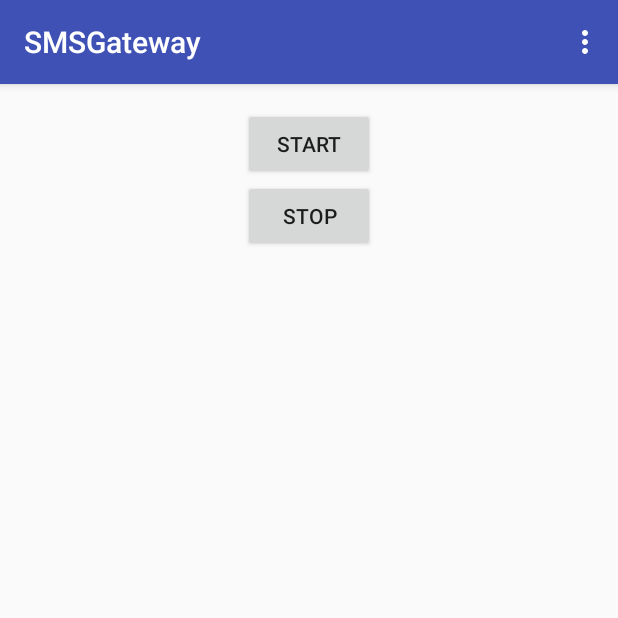
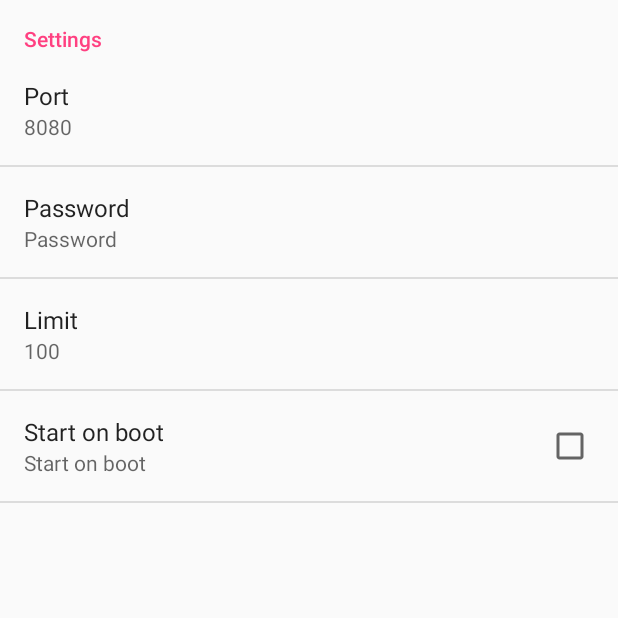
Before and after one commit to loicfgc/smsgateway, an Android app: the screen it shows after launch (MainActivity before the commit, MyPreferenceActivity after it), in the options menu, after a tap on "Settings", on a phone screen of 412 x 824 dp, the top half of it. Run offline under Robolectric (Android 15) with nearby library versions, the phone set to English and light mode, and no system bars; pictures from the network do not load.

Commit message:
Now we can change settings

```diff
--- a/app/src/main/java/com/simplesmsgw/smsgateway/MainActivity.java
+++ b/app/src/main/java/com/simplesmsgw/smsgateway/MainActivity.java
@@ -1,20 +1,26 @@
 package com.simplesmsgw.smsgateway;
 
+import android.content.Context;
 import android.content.Intent;
+import android.content.SharedPreferences;
 import android.os.Bundle;
+import android.preference.PreferenceManager;
 import android.support.design.widget.FloatingActionButton;
 import android.support.design.widget.Snackbar;
 import android.support.v7.app.AppCompatActivity;
 import android.support.v7.widget.Toolbar;
+import android.telephony.TelephonyManager;
 import android.view.View;
 import android.view.Menu;
 import android.view.MenuItem;
 import android.widget.Button;
+import android.widget.TextView;
 
 public class MainActivity extends AppCompatActivity implements View.OnClickListener {
 
+    private Intent myServiceIntent;
 
-    private Intent myServiceIntent;
+    private static final int PREF = 20;
 
     @Override
     protected void onCreate(Bundle savedInstanceState) {
@@ -23,26 +29,38 @@ public class MainActivity extends AppCompatActivity implements View.OnClickListe
         Toolbar toolbar = (Toolbar) findViewById(R.id.toolbar);
         setSupportActionBar(toolbar);
 
-
-
-
         Button btnStart = (Button) findViewById(R.id.btnStart);
         btnStart.setOnClickListener(this);
 
         Button btnStop = (Button) findViewById(R.id.btnStop);
         btnStop.setOnClickListener(this);
 
+        getPref();
     }
 
-    public void startService()
-    {
-            myServiceIntent = new Intent(this, MyService.class);
-            startService(myServiceIntent);
+    public void getPref() {
+        SharedPreferences pref = PreferenceManager.getDefaultSharedPreferences(this);
+        int port = Integer.parseInt(pref.getString("port", 8080 + ""));
+        String password = pref.getString("password", "Password");
+        int limit = Integer.parseInt(pref.getString("limit", 100 + ""));
 
+        MyHTTPD.PORT = port;
+        MyHTTPD.PASSWORD = password;
+        MyHTTPD.LIMIT = limit;
+
+        String numero = ((TelephonyManager) getSystemService(TELEPHONY_SERVICE)).getLine1Number();
+        TextView tvUrl = (TextView) findViewById(R.id.tvURL);
+        tvUrl.setText("http://127.0.0.1:"+port+"/?numero="+numero+"&password="+password+"&message=HelloWorld");
     }
 
-    public void stopService()
-    {
+    public void startService() {
+        getPref();
+
+        myServiceIntent = new Intent(this, MyService.class);
+        startService(myServiceIntent);
+    }
+
+    public void stopService() {
         myServiceIntent = new Intent(this, MyService.class);
         stopService(myServiceIntent);
     }
@@ -63,10 +81,19 @@ public class MainActivity extends AppCompatActivity implements View.OnClickListe
 
         //noinspection SimplifiableIfStatement
         if (id == R.id.action_settings) {
+                Intent ip = new Intent(this, MyPreferenceActivity.class);
+                startActivityForResult(ip, MainActivity.PREF);
             return true;
         }
 
         return super.onOptionsItemSelected(item);
+    }
+
+    protected void onActivityResult(int requestCode, int resultCode, Intent data) {
+        if(requestCode == MainActivity.PREF) {
+            stopService();
+            startService();
+        }
     }
 
     @Override
@@ -78,6 +105,5 @@ public class MainActivity extends AppCompatActivity implements View.OnClickListe
         else if (v.getId() == R.id.btnStop) {
             stopService();
         }
-
     }
 }
--- /dev/null
+++ b/app/src/main/java/com/simplesmsgw/smsgateway/MyPreferenceActivity.java
@@ -0,0 +1,57 @@
+package com.simplesmsgw.smsgateway;
+
+import android.os.Bundle;
+import android.preference.ListPreference;
+import android.preference.Preference;
+import android.preference.PreferenceActivity;
+import android.preference.PreferenceManager;
+
+public class MyPreferenceActivity extends PreferenceActivity implements Preference.OnPreferenceChangeListener {
+
+    @Override
+    public void onCreate(Bundle savedInstanceState){
+        super.onCreate(savedInstanceState);
+
+        addPreferencesFromResource(R.xml.prefs);
+        bindPreferenceSummaryToValue(findPreference("port"));
+        bindPreferenceSummaryToValue(findPreference("password"));
+        bindPreferenceSummaryToValue(findPreference("limit"));
+    }
+
+    /**
+     * Attaches a listener so the summary is always updated with the preference value.
+     * Also fires the listener once, to initialize the summary (so it shows up before the value
+     * is changed.)
+     */
+    private void bindPreferenceSummaryToValue(Preference preference) {
+        // Set the listener to watch for value changes.
+        preference.setOnPreferenceChangeListener(this);
+
+        // Trigger the listener immediately with the preference's
+        // current value.
+        onPreferenceChange(preference,
+                PreferenceManager
+                        .getDefaultSharedPreferences(preference.getContext())
+                        .getString(preference.getKey(), ""));
+    }
+
+    @Override
+    public boolean onPreferenceChange(Preference preference, Object value) {
+        String stringValue = value.toString();
+
+        if (preference instanceof ListPreference) {
+            // For list preferences, look up the correct display value in
+            // the preference's 'entries' list (since they have separate labels/values).
+            ListPreference listPreference = (ListPreference) preference;
+            int prefIndex = listPreference.findIndexOfValue(stringValue);
+            if (prefIndex >= 0) {
+                preference.setSummary(listPreference.getEntries()[prefIndex]);
+            }
+        } else {
+            // For other preferences, set the summary to the value's simple string representation.
+            preference.setSummary(stringValue);
+        }
+        return true;
+    }
+
+}
--- /dev/null
+++ b/app/src/main/res/xml/prefs.xml
@@ -0,0 +1,31 @@
+<?xml version="1.0" encoding="utf-8"?>
+<PreferenceScreen xmlns:android="http://schemas.android.com/apk/res/android" >
+
+    <PreferenceCategory android:title="Settings" >
+        <EditTextPreference
+            android:defaultValue="8080"
+            android:key="port"
+            android:summary="Listen port"
+            android:title="Port" />
+
+        <EditTextPreference
+            android:defaultValue="Password"
+            android:key="password"
+            android:summary="Password"
+            android:title="Password" />
+
+        <EditTextPreference
+            android:defaultValue="100"
+            android:key="limit"
+            android:summary="Limit of SMS"
+            android:title="Limit" />
+
+        <CheckBoxPreference
+            android:defaultValue="false"
+            android:key="onboot"
+            android:summary="Start on boot"
+            android:title="Start on boot" />
+
+    </PreferenceCategory>
+
+</PreferenceScreen>
```
Also changed, not shown: app/src/main/AndroidManifest.xml (+10 -1 lines), app/src/main/java/com/simplesmsgw/smsgateway/MyBootReceiver.java (+17 -12 lines), app/src/main/java/com/simplesmsgw/smsgateway/MyHTTPD.java (+3 -6 lines), app/src/main/res/layout/content_main.xml (+11 -3 lines).
